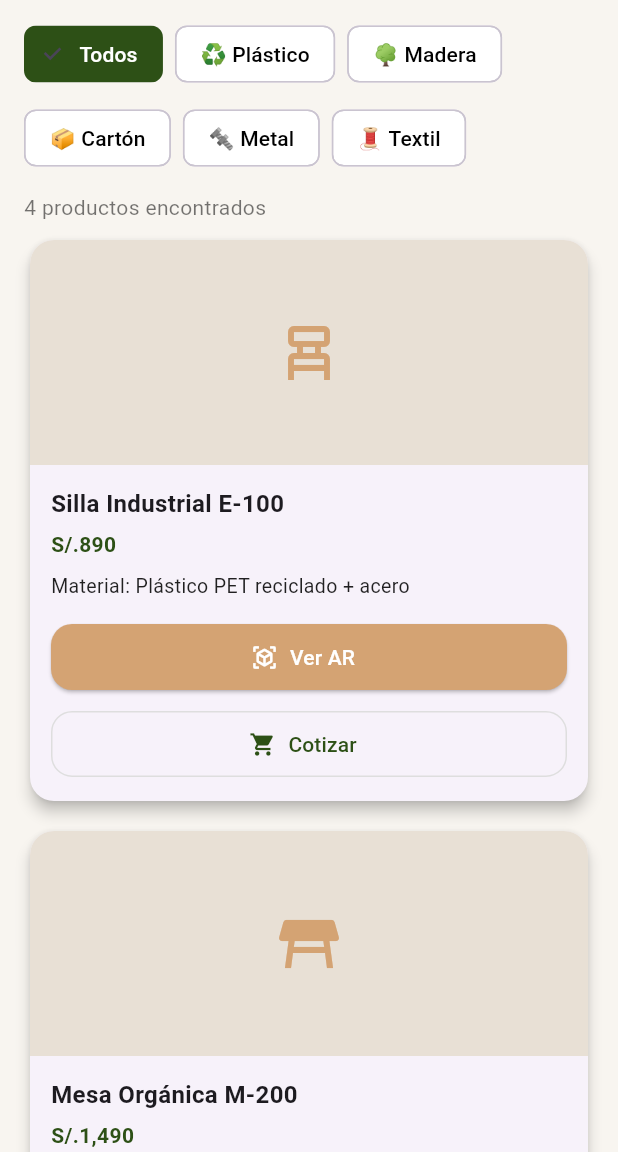
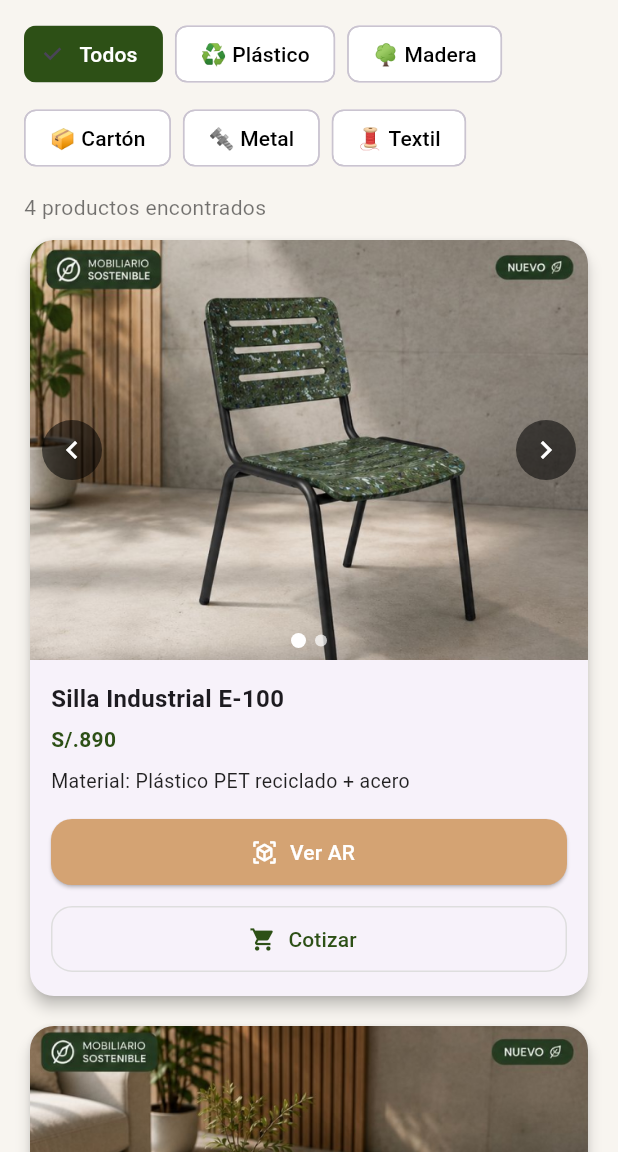
Before and after one commit to Alejandra-08-uwu/ecospace-ar-flutter, a Flutter app: the screen it shows after launch, after a tap on "Ver catálogo", on a phone screen of 412 x 824 dp, the part 84-1236 px from its top. Run offline on Flutter 3.47's test engine with Material 3 defaults, Android fonts, the phone set to English and light mode, and no system bars; our stand-ins replace permission_handler, webview_flutter.

Commit message:
Actualizacion de la app

```diff
--- a/lib/models/product.dart
+++ b/lib/models/product.dart
@@ -7,6 +7,7 @@ class Product {
   final String co2;
   final String arUrl;
   final String icono; // nombre de icono (usamos Icons.* en la UI)
+  final List<String> imagenes; // rutas de los assets de las imágenes del producto
 
   const Product({
     required this.nombre,
@@ -17,6 +18,7 @@ class Product {
     required this.co2,
     required this.arUrl,
     required this.icono,
+    required this.imagenes,
   });
 }
 
@@ -31,6 +33,7 @@ const List<Product> catalogoProductos = [
     co2: '~42%',
     arUrl: 'https://mywebar.com/p/Project_0_tesqtr6gmo',
     icono: 'chair',
+    imagenes: ['images/silla.png', 'images/silla_2.png'],
   ),
   Product(
     nombre: 'Mesa Orgánica M-200',
@@ -41,6 +44,7 @@ const List<Product> catalogoProductos = [
     co2: '~38%',
     arUrl: 'https://mywebar.com/p/Project_1_o217krfu5g',
     icono: 'table_restaurant',
+    imagenes: ['images/mesa.png', 'images/mesa_2.png'],
   ),
   Product(
     nombre: 'Estante Modular C-300',
@@ -51,6 +55,7 @@ const List<Product> catalogoProductos = [
     co2: '~45%',
     arUrl: 'https://mywebar.com/p/Project_2_n90m9rjemg',
     icono: 'shelves',
+    imagenes: ['images/estante.png', 'images/estante_2.png'],
   ),
   Product(
     nombre: 'Banco Minimalista B-400',
@@ -61,5 +66,6 @@ const List<Product> catalogoProductos = [
     co2: '~30%',
     arUrl: 'https://mywebar.com/p/Project_3_vbplprm9l2',
     icono: 'weekend',
+    imagenes: ['images/banco.png', 'images/banco_2.png'],
   ),
 ];
--- a/lib/screens/catalog_screen.dart
+++ b/lib/screens/catalog_screen.dart
@@ -9,6 +9,142 @@ class CatalogScreen extends StatefulWidget {
 
   @override
   State<CatalogScreen> createState() => _CatalogScreenState();
+}
+
+class _ProductImageCarousel extends StatefulWidget {
+  final Product product;
+
+  const _ProductImageCarousel({required this.product});
+
+  @override
+  State<_ProductImageCarousel> createState() => _ProductImageCarouselState();
+}
+
+class _ProductImageCarouselState extends State<_ProductImageCarousel> {
+  late final PageController _pageController;
+  int _currentIndex = 0;
+
+  @override
+  void initState() {
+    super.initState();
+    _pageController = PageController();
+  }
+
+  @override
+  void dispose() {
+    _pageController.dispose();
+    super.dispose();
+  }
+
+  @override
+  Widget build(BuildContext context) {
+    final images = widget.product.imagenes;
+    if (images.isEmpty) {
+      return Container(
+        height: 280,
+        decoration: const BoxDecoration(
+          color: Color(0xFFE8E0D5),
+          borderRadius: BorderRadius.vertical(top: Radius.circular(16)),
+        ),
+        child: const Center(child: Icon(Icons.image_not_supported, size: 42, color: Colors.grey)),
+      );
+    }
+
+    return SizedBox(
+      height: 280,
+      child: Stack(
+        children: [
+          ClipRRect(
+            borderRadius: const BorderRadius.vertical(top: Radius.circular(16)),
+            child: PageView.builder(
+              controller: _pageController,
+              itemCount: images.length,
+              onPageChanged: (index) => setState(() => _currentIndex = index),
+              itemBuilder: (context, index) {
+                final imagePath = images[index];
+                return Image.asset(
+                  imagePath,
+                  fit: BoxFit.cover,
+                  width: double.infinity,
+                  height: 280,
+                  errorBuilder: (context, error, stackTrace) {
+                    return Container(
+                      color: const Color(0xFFE8E0D5),
+                      child: Center(child: Icon(Icons.image_not_supported, size: 42, color: Colors.grey)),
+                    );
+                  },
+                );
+              },
+            ),
+          ),
+          if (images.length > 1) ...[
+            Positioned(
+              left: 8,
+              top: 0,
+              bottom: 0,
+              child: Center(
+                child: CircleAvatar(
+                  backgroundColor: Colors.black54,
+                  child: IconButton(
+                    icon: const Icon(Icons.chevron_left, color: Colors.white),
+                    onPressed: () {
+                      if (_currentIndex > 0) {
+                        _pageController.previousPage(
+                          duration: const Duration(milliseconds: 250),
+                          curve: Curves.easeInOut,
+                        );
+                      }
+                    },
+                  ),
+                ),
+              ),
+            ),
+            Positioned(
+              right: 8,
+              top: 0,
+              bottom: 0,
+              child: Center(
+                child: CircleAvatar(
+                  backgroundColor: Colors.black54,
+                  child: IconButton(
+                    icon: const Icon(Icons.chevron_right, color: Colors.white),
+                    onPressed: () {
+                      if (_currentIndex < images.length - 1) {
+                        _pageController.nextPage(
+                          duration: const Duration(milliseconds: 250),
+                          curve: Curves.easeInOut,
+                        );
+                      }
+                    },
+                  ),
+                ),
+              ),
+            ),
+            Positioned(
+              bottom: 8,
+              left: 0,
+              right: 0,
+              child: Row(
+                mainAxisAlignment: MainAxisAlignment.center,
+                children: List.generate(images.length, (index) {
+                  final selected = index == _currentIndex;
+                  return Container(
+                    margin: const EdgeInsets.symmetric(horizontal: 3),
+                    width: selected ? 10 : 8,
+                    height: selected ? 10 : 8,
+                    decoration: BoxDecoration(
+                      color: selected ? Colors.white : Colors.white70,
+                      shape: BoxShape.circle,
+                    ),
+                  );
+                }),
+              ),
+            ),
+          ],
+        ],
+      ),
+    );
+  }
 }
 
 class _CatalogScreenState extends State<CatalogScreen> {
@@ -224,14 +360,7 @@ class _CatalogScreenState extends State<CatalogScreen> {
         child: Column(
           crossAxisAlignment: CrossAxisAlignment.stretch,
           children: [
-            Container(
-              height: 150,
-              decoration: BoxDecoration(
-                borderRadius: const BorderRadius.vertical(top: Radius.circular(16)),
-                color: const Color(0xFFE8E0D5),
-              ),
-              child: Center(child: Icon(_iconoDe(p.icono), size: 48, color: secondary)),
-            ),
+            _ProductImageCarousel(product: p),
             Padding(
               padding: const EdgeInsets.all(14.0),
               child: Column(
```
Also changed, not shown: pubspec.yaml (+9 -4 lines), images/banco.png (added), images/banco_2.png (added), images/estante.png (added), images/estante_2.png (added), images/mesa.png (added), images/mesa_2.png (added), images/silla.png (added), images/silla_2.png (added).
